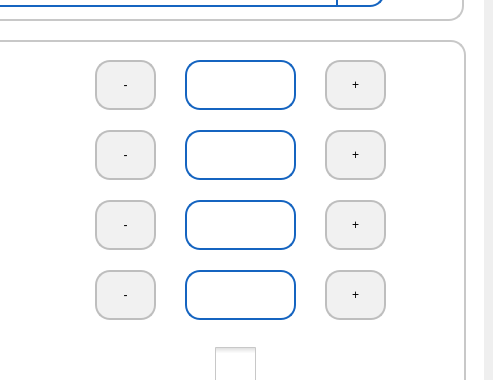
This is pApp-22-June-2021/scalibration.ui in ChandraMVE/PSSC_QT_Development as Qt 5 draws it before an edit; both pictures show x 275 to 768 and y 160 to 540 of the 768 by 944 pixel window. The edited form follows.
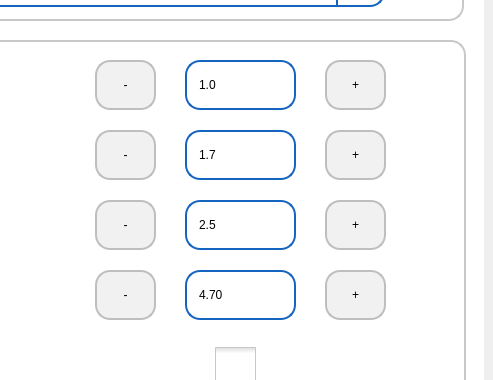
This is the edited form. The open tabs and pages were chosen to show the change. Icons and pictures are not drawn. Custom widgets are drawn as their Qt base class.

The edit to the form file:
```diff
--- a/pApp-22-June-2021/scalibration.ui
+++ b/pApp-22-June-2021/scalibration.ui
@@ -5315,7 +5315,7 @@
 </string>
        </property>
        <property name="text">
-        <string/>
+        <string>1.7</string>
        </property>
        <property name="maxLength">
         <number>15</number>
@@ -5358,7 +5358,7 @@
 </string>
        </property>
        <property name="text">
-        <string/>
+        <string>2.5</string>
        </property>
        <property name="maxLength">
         <number>15</number>
@@ -5488,7 +5488,7 @@
 </string>
        </property>
        <property name="text">
-        <string/>
+        <string>1.0</string>
        </property>
        <property name="maxLength">
         <number>15</number>
@@ -6028,7 +6028,7 @@
 </string>
        </property>
        <property name="text">
-        <string/>
+        <string>4.70</string>
        </property>
        <property name="maxLength">
         <number>15</number>
```
Left out of the diff: 2 changed lines with no effect on the pictures.
